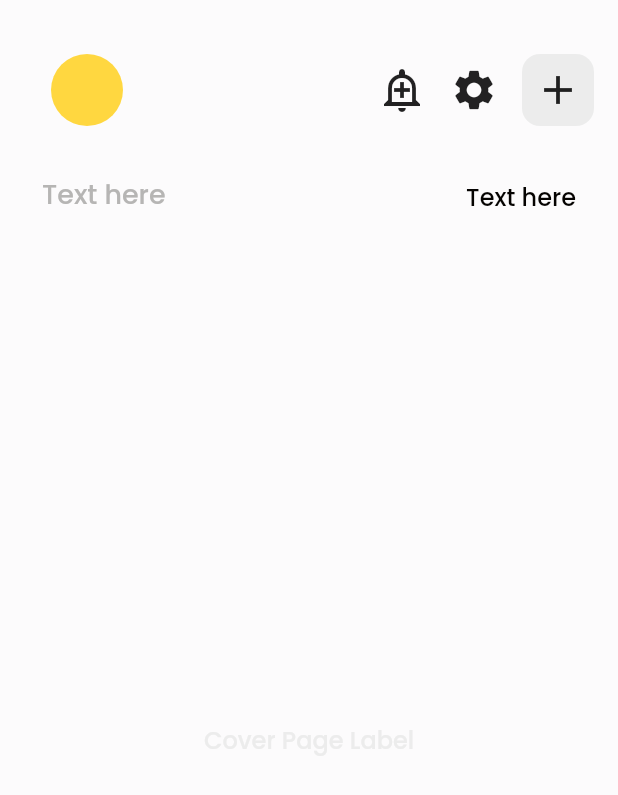
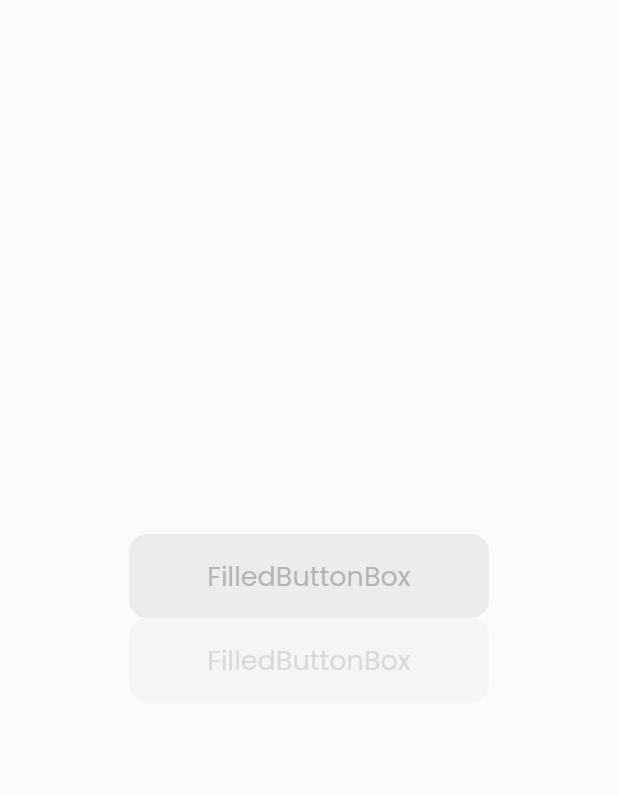
Before and after one commit to athiruj/communication_for_mobile_app_and_esp_module, a Flutter app: the screen it shows after launch, on a phone screen of 412 x 824 dp. Shown: the top 795 px of the screen. Run offline on Flutter 3.47's test engine with Material 2 defaults, Android fonts, the phone set to English and light mode, and no system bars.

Commit message:
FilledButtonBox Classes

```diff
--- a/lib/boxs_beta.dart
+++ b/lib/boxs_beta.dart
@@ -1,3 +1,5 @@
+// ignore_for_file: must_be_immutable
+
 import 'package:commu_app/status.dart';
 import 'package:flutter/material.dart';
 
@@ -46,7 +48,7 @@ class _IconBoxState extends State<IconBox> {
         ),
         constraints: const BoxConstraints(
             maxHeight: 136.0,
-            maxWidth: 136.0,
+            maxWidth: 440.0,
             minHeight: 136.0,
             minWidth: 136.0),
         child: Column(
--- /dev/null
+++ b/lib/filled_button_box.dart
@@ -0,0 +1,131 @@
+import 'package:flutter/material.dart';
+
+class FilledButtonBox extends ButtonStyleButton {
+  const FilledButtonBox({
+    super.key,
+    super.autofocus = false,
+    required super.child,
+    super.focusNode,
+    super.onFocusChange,
+    super.onHover,
+    super.onLongPress,
+    required super.onPressed,
+  }) : super(clipBehavior: Clip.none, style: null);
+
+  @override
+  ButtonStyle defaultStyleOf(BuildContext context) {
+    return _FilledButtonBoxDefaults(context);
+  }
+
+  @override
+  ButtonStyle? themeStyleOf(BuildContext context) {
+    return null;
+  }
+}
+
+class _FilledButtonBoxDefaults extends ButtonStyle {
+  _FilledButtonBoxDefaults(this.context)
+      : super(
+          animationDuration: kThemeChangeDuration,
+          enableFeedback: true,
+          alignment: Alignment.center,
+        );
+
+  final BuildContext context;
+
+  late final ColorScheme _colors = Theme.of(context).colorScheme;
+
+  @override
+  MaterialStateProperty<TextStyle?> get textStyle =>
+      MaterialStatePropertyAll<TextStyle?>(
+        Theme.of(context).textTheme.labelLarge,
+      );
+
+  @override
+  MaterialStateProperty<Color?>? get backgroundColor =>
+      MaterialStateProperty.resolveWith((Set<MaterialState> states) {
+        if (states.contains(MaterialState.disabled)) {
+          return _colors.surface.withOpacity(0.38);
+        }
+
+        if (states.contains(MaterialState.focused)) {
+          return _colors.primary;
+        }
+
+        return _colors.surface;
+      });
+
+  @override
+  MaterialStateProperty<Color?>? get foregroundColor =>
+      MaterialStateProperty.resolveWith((Set<MaterialState> states) {
+        if (states.contains(MaterialState.disabled)) {
+          return _colors.surfaceTint;
+        }
+
+        if (states.contains(MaterialState.focused)) {
+          return _colors.onPrimary;
+        }
+
+        return _colors.onSurface;
+      });
+
+  @override
+  MaterialStateProperty<Color?>? get overlayColor =>
+      MaterialStatePropertyAll<Color>(_colors.primary);
+
+  @override
+  MaterialStateProperty<Color>? get shadowColor =>
+      const MaterialStatePropertyAll<Color>(Color(0x00000000));
+
+  @override
+  MaterialStateProperty<Color>? get surfaceTintColor =>
+      const MaterialStatePropertyAll<Color>(Color(0x00000000));
+
+  @override
+  MaterialStateProperty<double>? get elevation =>
+      const MaterialStatePropertyAll<double>(0.0);
+
+  @override
+  MaterialStateProperty<EdgeInsetsGeometry>? get padding =>
+      const MaterialStatePropertyAll<EdgeInsetsGeometry>(
+        EdgeInsets.symmetric(horizontal: 16.0),
+      );
+
+  @override
+  MaterialStateProperty<Size?>? get minimumSize =>
+      const MaterialStatePropertyAll<Size>(Size(240.0, 56.0));
+
+  @override
+  MaterialStateProperty<Size?>? get maximumSize =>
+      const MaterialStatePropertyAll<Size>(Size(440.0, 56.0));
+
+  @override
+  MaterialStateProperty<OutlinedBorder>? get shape =>
+      const MaterialStatePropertyAll<OutlinedBorder>(
+        RoundedRectangleBorder(
+          borderRadius: BorderRadius.all(
+            Radius.circular(12.0),
+          ),
+        ),
+      );
+
+  @override
+  MaterialStateProperty<MouseCursor?>? get mouseCursor =>
+      MaterialStateProperty.resolveWith((Set<MaterialState> states) {
+        if (states.contains(MaterialState.disabled)) {
+          return SystemMouseCursors.basic;
+        }
+        return SystemMouseCursors.click;
+      });
+
+  @override
+  VisualDensity? get visualDensity => Theme.of(context).visualDensity;
+
+  @override
+  MaterialTapTargetSize? get tapTargetSize =>
+      Theme.of(context).materialTapTargetSize;
+
+  @override
+  InteractiveInkFeatureFactory? get splashFactory =>
+      Theme.of(context).splashFactory;
+}
--- a/lib/main.dart
+++ b/lib/main.dart
@@ -1,6 +1,6 @@
 import 'package:flutter/material.dart';
 
-import 'boxs_beta.dart';
+// import 'boxs_beta.dart';
 import 'pages/main_page.dart';
 
 void main() {
@@ -392,7 +392,56 @@ class MainApp extends StatelessWidget {
             ),
           ),
           // textSelectionTheme: textSelectionTheme,
-          // textTheme: textTheme,
+          textTheme:  TextTheme(
+            titleMedium: TextStyle(
+              // * colorScheme primary
+              color: colorSchemeLight.primary,
+              fontSize: 24.0,
+              fontWeight: FontWeight.w500,
+            ),
+            titleSmall: TextStyle(
+              // * colorScheme primary
+              color: colorSchemeLight.primary,
+              fontSize: 20.0,
+              fontWeight: FontWeight.w500,
+            ),
+            bodyLarge: TextStyle(
+              // * colorScheme primary
+              color: colorSchemeLight.primary,
+              fontSize: 18.0,
+              fontWeight: FontWeight.w500,
+            ),
+            bodyMedium: TextStyle(
+              // * colorScheme primary
+              color: colorSchemeLight.primary,
+              fontSize: 16.0,
+              fontWeight: FontWeight.w500,
+            ),
+            bodySmall: TextStyle(
+              // * colorScheme primary
+              color: colorSchemeLight.primary,
+              fontSize: 14.0,
+              fontWeight: FontWeight.w500,
+            ),
+            labelLarge: TextStyle(
+              // * colorScheme onSurface
+              color: colorSchemeLight.onSurface,
+              fontSize: 18.0,
+              fontWeight: FontWeight.w400,
+            ),
+            labelMedium: TextStyle(
+              // * colorScheme onSurface
+              color: colorSchemeLight.onSurface,
+              fontSize: 16.0,
+              fontWeight: FontWeight.w400,
+            ),
+            labelSmall: TextStyle(
+              // * colorScheme onSurface
+              color: colorSchemeLight.onSurface,
+              fontSize: 14.0,
+              fontWeight: FontWeight.w400,
+            ),
+          ),
           // timePickerTheme: timePickerTheme,
           // toggleButtonsTheme: toggleButtonsTheme,
           // tooltipTheme: tooltipTheme
@@ -753,7 +802,56 @@ class MainApp extends StatelessWidget {
             ),
           ),
           // textSelectionTheme: textSelectionTheme,
-          // textTheme: textTheme,
+          textTheme: TextTheme(
+            titleMedium: TextStyle(
+              fontSize: 24.0,
+              // * colorScheme primary
+              color: colorSchemeDark.primary,
+              fontWeight: FontWeight.w500,
+            ),
+            titleSmall: TextStyle(
+              fontSize: 20.0,
+              // * colorScheme primary
+              color: colorSchemeDark.primary,
+              fontWeight: FontWeight.w500,
+            ),
+            bodyLarge: TextStyle(
+              fontSize: 18.0,
+              // * colorScheme primary
+              color: colorSchemeDark.primary,
+              fontWeight: FontWeight.w500,
+            ),
+            bodyMedium: TextStyle(
+              fontSize: 16.0,
+              // * colorScheme primary
+              color: colorSchemeDark.primary,
+              fontWeight: FontWeight.w500,
+            ),
+            bodySmall: TextStyle(
+              fontSize: 14.0,
+              // * colorScheme primary
+              color: colorSchemeDark.primary,
+              fontWeight: FontWeight.w500,
+            ),
+            labelLarge: TextStyle(
+              fontSize: 18.0,
+              // * colorScheme onSurface
+              color: colorSchemeDark.onSurface,
+              fontWeight: FontWeight.w400,
+            ),
+            labelMedium: TextStyle(
+              fontSize: 16.0,
+              // * colorScheme onSurface
+              color: colorSchemeDark.onSurface,
+              fontWeight: FontWeight.w400,
+            ),
+            labelSmall: TextStyle(
+              fontSize: 14.0,
+              // * colorScheme onSurface
+              color: colorSchemeDark.onSurface,
+              fontWeight: FontWeight.w400,
+            ),
+          ),
           // timePickerTheme: timePickerTheme,
           // toggleButtonsTheme: toggleButtonsTheme,
           // tooltipTheme: tooltipTheme
@@ -776,7 +874,8 @@ class LayoutBase extends StatelessWidget {
   Widget build(BuildContext context) {
     return Scaffold(body: LayoutBuilder(
         builder: ((BuildContext context, BoxConstraints constraints) {
-      return const NormalLayout();
+      return const TestPage();
+      // return const NormalLayout();
     })));
   }
 }
--- a/lib/pages/main_page.dart
+++ b/lib/pages/main_page.dart
@@ -1,145 +1,174 @@
-import 'package:commu_app/boxs_beta.dart';
+// import 'package:commu_app/boxs_beta.dart';
+import 'package:commu_app/filled_button_box.dart';
 import 'package:flutter/material.dart';
 
-class NormalLayout extends StatelessWidget {
-  const NormalLayout({
-    super.key,
-  });
+// class NormalLayout extends StatelessWidget {
+//   const NormalLayout({
+//     super.key,
+//   });
+//   @override
+//   Widget build(BuildContext context) {
+//     ColorScheme colorScheme = Theme.of(context).colorScheme;
+
+//     TextTheme textTheme = Theme.of(context).primaryTextTheme;
+
+//     return Padding(
+//       padding: const EdgeInsets.only(
+//         top: 32.0,
+//         left: 16.0,
+//         right: 16.0,
+//       ),
+//       child: ConstrainedBox(
+//         constraints: const BoxConstraints.expand(),
+//         child: Column(
+//           mainAxisAlignment: MainAxisAlignment.start,
+//           // crossAxisAlignment: CrossAxisAlignment.start,
+//           children: [
+//             Column(
+//               mainAxisSize: MainAxisSize.min,
+//               children: [
+//                 const SizedBox(
+//                   height: 4.0,
+//                 ),
+//                 Container(
+//                   constraints: const BoxConstraints.expand(height: 48),
+//                   child: Row(
+//                     mainAxisSize: MainAxisSize.min,
+//                     children: [
+//                       const SizedBox(
+//                         width: 16.0,
+//                       ),
+//                       Container(
+//                         width: 52,
+//                         height: 52,
+//                         decoration: const BoxDecoration(
+//                             color: Colors.amberAccent, shape: BoxShape.circle),
+//                       ),
+//                       const Expanded(
+//                         child: SizedBox(),
+//                       ),
+//                       Row(
+//                         mainAxisSize: MainAxisSize.min,
+//                         children: [
+//                           GestureDetector(
+//                             onTap: () {
+//                               print("bell");
+//                             },
+//                             child: ConstrainedBox(
+//                               constraints:
+//                                   BoxConstraints.tight(const Size(48, 48)),
+//                               child: const Center(
+//                                 child: Icon(
+//                                   Icons.add_alert_outlined,
+//                                   size: 32.0,
+//                                 ),
+//                               ),
+//                             ),
+//                           ),
+//                           GestureDetector(
+//                             onTap: () {
+//                               print("setting");
+//                             },
+//                             child: ConstrainedBox(
+//                               constraints:
+//                                   BoxConstraints.tight(const Size(48, 48)),
+//                               child: const Center(
+//                                 child: Icon(
+//                                   Icons.settings,
+//                                   size: 32.0,
+//                                 ),
+//                               ),
+//                             ),
+//                           ),
+//                         ],
+//                       ),
+//                       const SizedBox(
+//                         width: 8.0,
+//                       ),
+//                       Container(
+//                         width: 48,
+//                         height: 48,
+//                         decoration: BoxDecoration(
+//                           borderRadius: BorderRadius.circular(12),
+//                           color: colorScheme.surface,
+//                         ),
+//                         child: const Center(
+//                           child: Icon(
+//                             Icons.add,
+//                             size: 32.0,
+//                           ),
+//                         ),
+//                       ),
+//                     ],
+//                   ),
+//                 ),
+//                 const SizedBox(
+//                   height: 32.0,
+//                 ),
+//                 SizedBox(
+//                   child: Row(
+//                     mainAxisSize: MainAxisSize.min,
+//                     crossAxisAlignment: CrossAxisAlignment.end,
+//                     children: [
+//                       const SizedBox(
+//                         width: 12.0,
+//                       ),
+//                       Text(
+//                         "Text here",
+//                         style: textTheme.bodyLarge
+//                             ?.copyWith(color: colorScheme.onSurface),
+//                       ),
+//                       const Expanded(
+//                         child: SizedBox(),
+//                       ),
+//                       Text(
+//                         "Text here",
+//                         style: textTheme.bodyMedium,
+//                       ),
+//                       const SizedBox(
+//                         width: 12.0,
+//                       ),
+//                     ],
+//                   ),
+//                 ),
+//                 const SizedBox(
+//                   height: 20.0,
+//                 ),
+//               ],
+//             ),
+//             Expanded(
+//                 child: Center(
+//               child: Text(
+//                 "Cover Page Label",
+//                 style:
+//                     textTheme.bodyMedium?.copyWith(color: colorScheme.surface),
+//               ),
+//             ))
+//           ],
+//         ),
+//       ),
+//     );
+//   }
+// }
+
+class TestPage extends StatelessWidget {
+  const TestPage({super.key});
+
   @override
   Widget build(BuildContext context) {
-    ColorScheme colorScheme = Theme.of(context).colorScheme;
-
-    TextTheme textTheme = Theme.of(context).primaryTextTheme;
-
-    return Padding(
-      padding: const EdgeInsets.only(
-        top: 32.0,
-        left: 16.0,
-        right: 16.0,
-      ),
-      child: ConstrainedBox(
-        constraints: const BoxConstraints.expand(),
-        child: Column(
-          mainAxisAlignment: MainAxisAlignment.start,
-          // crossAxisAlignment: CrossAxisAlignment.start,
-          children: [
-            Column(
-              mainAxisSize: MainAxisSize.min,
-              children: [
-                const SizedBox(
-                  height: 4.0,
-                ),
-                Container(
-                  constraints: const BoxConstraints.expand(height: 48),
-                  child: Row(
-                    mainAxisSize: MainAxisSize.min,
-                    children: [
-                      const SizedBox(
-                        width: 16.0,
-                      ),
-                      Container(
-                        width: 52,
-                        height: 52,
-                        decoration: const BoxDecoration(
-                            color: Colors.amberAccent, shape: BoxShape.circle),
-                      ),
-                      const Expanded(
-                        child: SizedBox(),
-                      ),
-                      Row(
-                        mainAxisSize: MainAxisSize.min,
-                        children: [
-                          GestureDetector(
-                            onTap: () {
-                              print("bell");
-                            },
-                            child: ConstrainedBox(
-                              constraints:
-                                  BoxConstraints.tight(const Size(48, 48)),
-                              child: const Center(
-                                child: Icon(
-                                  Icons.add_alert_outlined,
-                                  size: 32.0,
-                                ),
-                              ),
-                            ),
-                          ),
-                          GestureDetector(
-                            onTap: () {
-                              print("setting");
-                            },
-                            child: ConstrainedBox(
-                              constraints:
-                                  BoxConstraints.tight(const Size(48, 48)),
-                              child: const Center(
-                                child: Icon(
-                                  Icons.settings,
-                                  size: 32.0,
-                                ),
-                              ),
-                            ),
-                          ),
-                        ],
-                      ),
-                      const SizedBox(
-                        width: 8.0,
-                      ),
-                      Container(
-                        width: 48,
-                        height: 48,
-                        decoration: BoxDecoration(
-                          borderRadius: BorderRadius.circular(12),
-                          color: colorScheme.surface,
-                        ),
-                        child: const Center(
-                          child: Icon(
-                            Icons.add,
-                            size: 32.0,
-                          ),
-                        ),
-                      ),
-                    ],
-                  ),
-                ),
-                const SizedBox(
-                  height: 32.0,
-                ),
-                SizedBox(
-                  child: Row(
-                    mainAxisSize: MainAxisSize.min,
-                    crossAxisAlignment: CrossAxisAlignment.end,
-                    children: [
-                      const SizedBox(
-                        width: 12.0,
-                      ),
-                      Text(
-                        "Text here",
-                        style: textTheme.bodyLarge
-                            ?.copyWith(color: colorScheme.onSurface),
-                      ),
-                      const Expanded(
-                        child: SizedBox(),
-                      ),
-                      Text(
-                        "Text here",
-                        style: textTheme.bodyMedium,
-                      ),
-                      const SizedBox(
-                        width: 12.0,
-                      ),
-                    ],
-                  ),
-                ),
-                const SizedBox(
-                  height: 20.0,
-                ),
-              ],
-            ),
-            Expanded(child: Center(
-              child: Text("Cover Page Label",style: textTheme.bodyMedium?.copyWith(color: colorScheme.surface),),
-            ))
-          ],
-        ),
+    return Center(
+      child: Column(
+        mainAxisAlignment: MainAxisAlignment.center,
+        children: [
+          FilledButtonBox(
+            onPressed: (){},
+            child: const Text("FilledButtonBox"),
+          ),
+          FilledButtonBox(
+            onPressed: null,
+            child: const Text("FilledButtonBox"),
+          ),
+        ],
       ),
     );
   }
```
